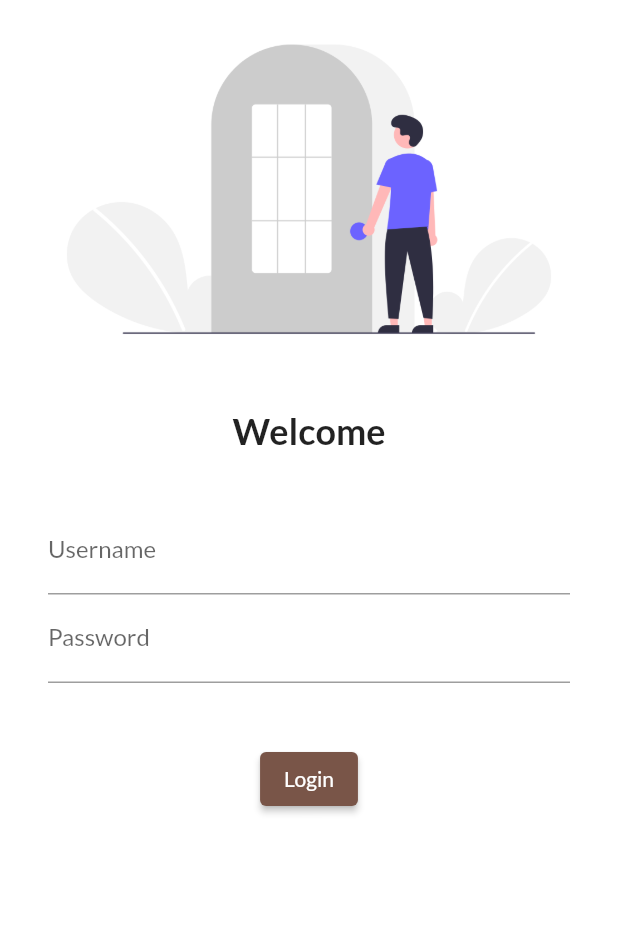
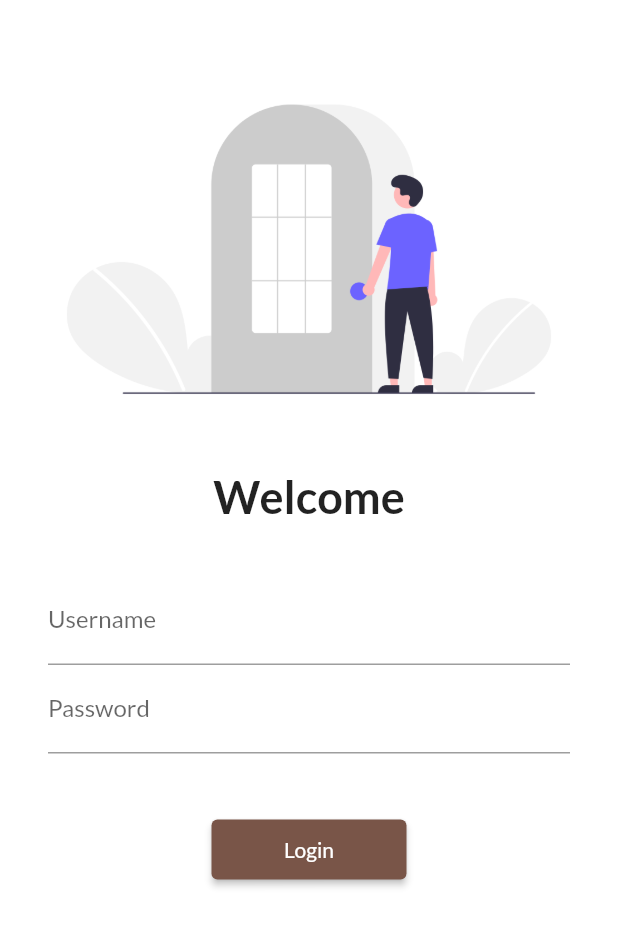
Before and after one commit to Rutesh07/30DaysOfFlutter, a Flutter app: the screen it shows after launch, on a phone screen of 412 x 824 dp. Shown: the top 927 px of the screen. Run offline on Flutter 3.47's test engine with Material 2 defaults, Android fonts, the phone set to English and light mode, and no system bars; our stand-ins replace google_fonts.

Commit message:
Day5 completed

```diff
--- a/lib/main.dart
+++ b/lib/main.dart
@@ -1,6 +1,7 @@
 import 'package:flutter/material.dart';
 import 'package:google_fonts/google_fonts.dart';
 import 'package:practice1/pages/login_page.dart';
+import 'package:practice1/utils/routes.dart';
 
 import 'pages/Home_Page.dart';
 
@@ -26,8 +27,8 @@ class MyApp extends StatelessWidget {
       initialRoute: "/",
       routes: {
         "/": (context) => LoginPage(),
-        "/home": (context) => HomePage(),
-        "/login": (context) => LoginPage(),
+        MyRoutes.homeRoute: (context) => HomePage(),
+        MyRoutes.loginRoute: (context) => LoginPage(),
       },
     );
   }
--- a/lib/pages/login_page.dart
+++ b/lib/pages/login_page.dart
@@ -1,14 +1,18 @@
 import 'dart:ui';
 
 import 'package:flutter/material.dart';
+
+import '../utils/routes.dart';
 
 class LoginPage extends StatelessWidget {
   @override
   Widget build(BuildContext context) {
     return Material(
         color: Colors.white,
+        child: SingleChildScrollView(
           child: Column(
             children: [
+              SizedBox(height: 40),
               Image.asset(
                 "assets/images/Login_image.png",
                 fit: BoxFit.cover,
@@ -17,14 +21,14 @@ class LoginPage extends StatelessWidget {
               Text(
                 "Welcome",
                 style: TextStyle(
-                fontSize: 24,
+                  fontSize: 30,
                   fontWeight: FontWeight.bold,
                 ),
               ),
               SizedBox(height: 20),
               Padding(
-              padding:
-                  const EdgeInsets.symmetric(vertical: 16.0, horizontal: 32.0),
+                padding: const EdgeInsets.symmetric(
+                    vertical: 16.0, horizontal: 32.0),
                 child: Column(
                   children: [
                     TextFormField(
@@ -43,15 +47,16 @@ class LoginPage extends StatelessWidget {
                     SizedBox(height: 40),
                     ElevatedButton(
                       child: Text("Login"),
-                    style: TextButton.styleFrom(),
+                      style: TextButton.styleFrom(minimumSize: Size(130, 40)),
                       onPressed: () {
-                      print("Welcome to my app");
+                        Navigator.pushNamed(context, MyRoutes.homeRoute);
                       },
                     )
                   ],
                 ),
               )
             ],
+          ),
         ));
   }
 }
--- /dev/null
+++ b/lib/utils/routes.dart
@@ -0,0 +1,4 @@
+class MyRoutes {
+  static String loginRoute = "/login";
+  static String homeRoute = "/home";
+}
```
Lines whose indentation alone changed are shown as unchanged.
